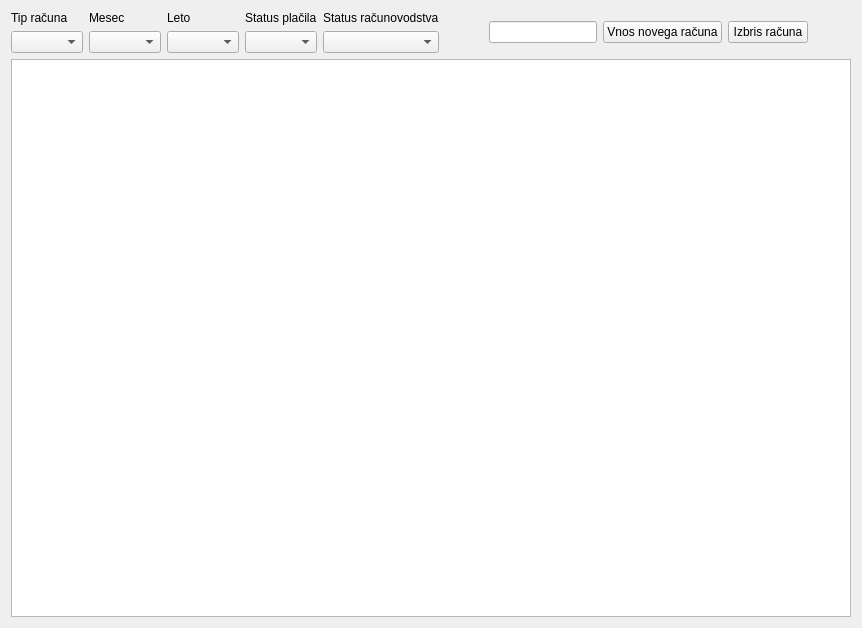
The window that wid_racuni.ui (bubi-luka/BubiRacun) describes before a commit, drawn with Qt 5.
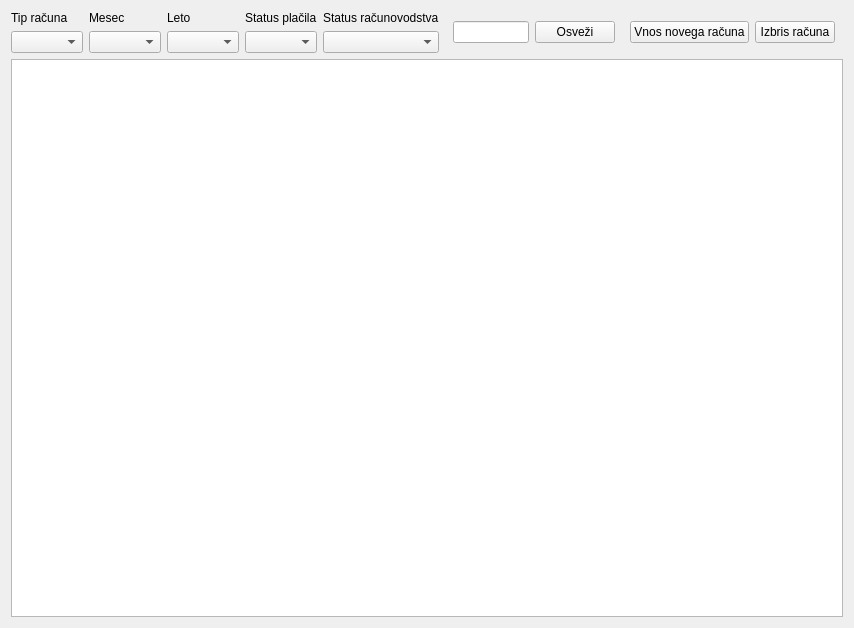
The same window after the commit.

```diff
--- a/wid_racuni.ui
+++ b/wid_racuni.ui
@@ -9,7 +9,7 @@
    <rect>
     <x>0</x>
     <y>0</y>
-    <width>862</width>
+    <width>854</width>
     <height>628</height>
    </rect>
   </property>
@@ -89,6 +89,26 @@
      <item>
       <widget class="QLineEdit" name="txt_stprojekta"/>
      </item>
+     <item>
+      <widget class="QPushButton" name="btn_osvezi">
+       <property name="text">
+        <string>Osveži</string>
+       </property>
+      </widget>
+     </item>
+     <item>
+      <spacer name="horizontalSpacer_3">
+       <property name="orientation">
+        <enum>Qt::Horizontal</enum>
+       </property>
+       <property name="sizeHint" stdset="0">
+        <size>
+         <width>40</width>
+         <height>20</height>
+        </size>
+       </property>
+      </spacer>
+     </item>
      <item>
       <widget class="QPushButton" name="btn_nov">
        <property name="text">
```
